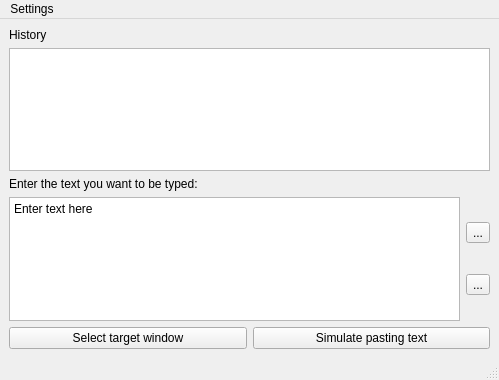
This is paste-typer/design.ui in Ashark/aten-ip8000 as Qt 5 draws it before an edit. The edited form follows.
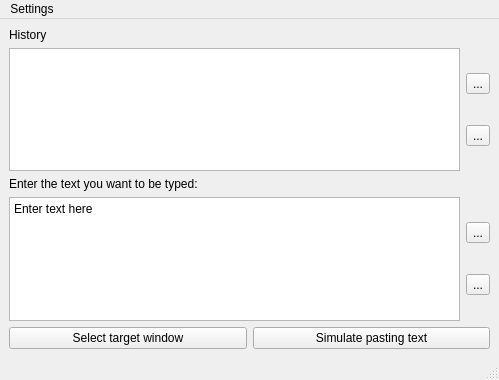
This is the edited form. Icons and pictures are not drawn.

Commit message: Added buttons for rm from history and copy from history to text area

```diff
--- a/paste-typer/design.ui
+++ b/paste-typer/design.ui
@@ -23,7 +23,37 @@
      </widget>
     </item>
     <item>
-     <widget class="QListWidget" name="listWidget"/>
+     <layout class="QHBoxLayout" name="horizontalLayout_top">
+      <item>
+       <widget class="QListWidget" name="listWidget"/>
+      </item>
+      <item>
+       <layout class="QVBoxLayout" name="buttons_removefromlist_an_doubleclick">
+        <item>
+         <widget class="QToolButton" name="btnRemoveFromHistory">
+          <property name="text">
+           <string>...</string>
+          </property>
+          <property name="icon">
+           <iconset theme="list-remove">
+            <normaloff>.</normaloff>.</iconset>
+          </property>
+         </widget>
+        </item>
+        <item>
+         <widget class="QToolButton" name="btnCopyToTextArea">
+          <property name="text">
+           <string>...</string>
+          </property>
+          <property name="icon">
+           <iconset theme="edit-copy">
+            <normaloff>.</normaloff>.</iconset>
+          </property>
+         </widget>
+        </item>
+       </layout>
+      </item>
+     </layout>
     </item>
     <item>
      <widget class="QLabel" name="label">
```
Left out of the diff: 11 changed lines with no effect on the pictures. The commit also changes 2 other files.
